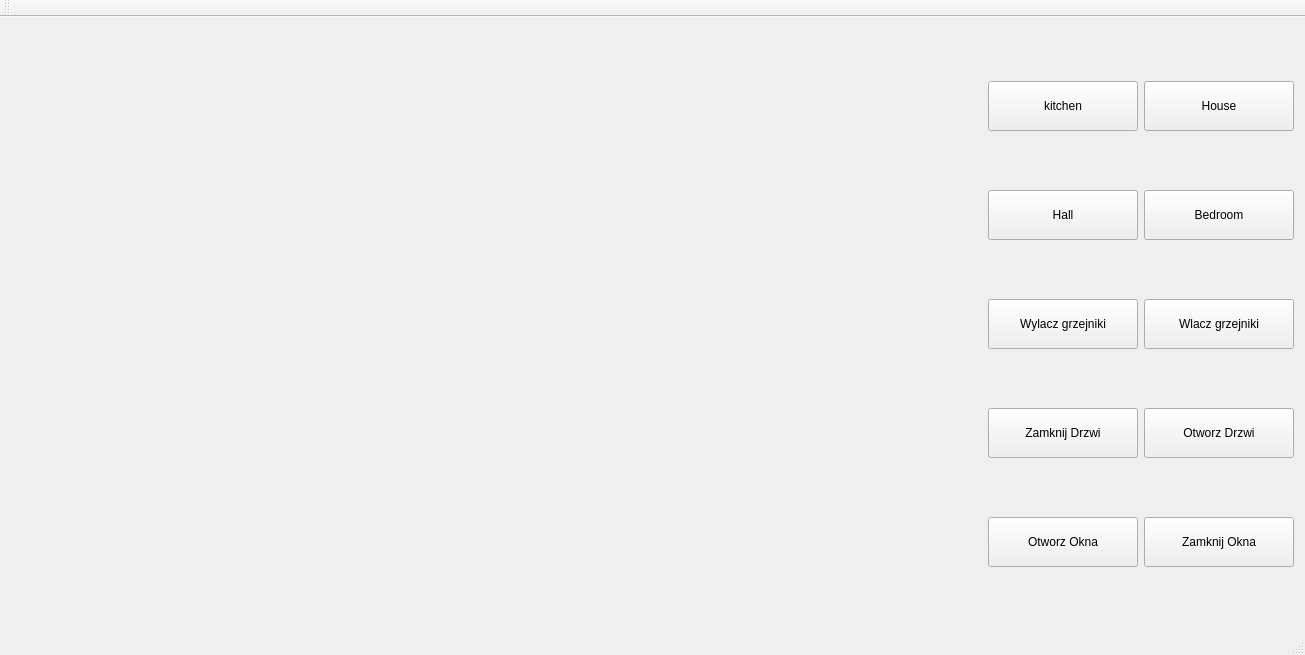
Above: mainwindow.ui from Siamil/SmartHome before the change. Below: the same form after it.
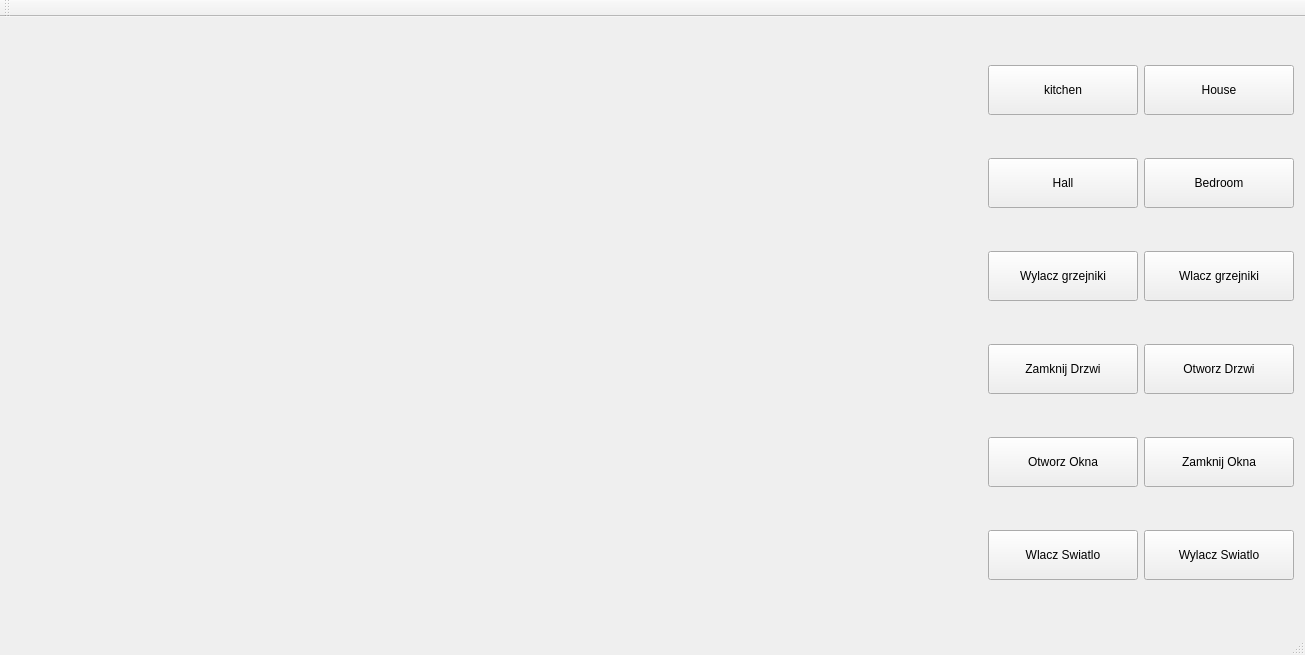
That is the form after the change. Custom widgets are drawn as their Qt base class.

```diff
--- a/mainwindow.ui
+++ b/mainwindow.ui
@@ -223,6 +223,32 @@
         </property>
        </widget>
       </item>
+      <item row="8" column="0">
+       <widget class="QPushButton" name="bTurnLight">
+        <property name="minimumSize">
+         <size>
+          <width>150</width>
+          <height>50</height>
+         </size>
+        </property>
+        <property name="text">
+         <string>Wlacz Swiatlo</string>
+        </property>
+       </widget>
+      </item>
+      <item row="8" column="1">
+       <widget class="QPushButton" name="bTurnOffLight">
+        <property name="minimumSize">
+         <size>
+          <width>0</width>
+          <height>50</height>
+         </size>
+        </property>
+        <property name="text">
+         <string>Wylacz Swiatlo</string>
+        </property>
+       </widget>
+      </item>
      </layout>
     </item>
    </layout>
```
Left out of the diff: 70 changed lines with no effect on the pictures.
